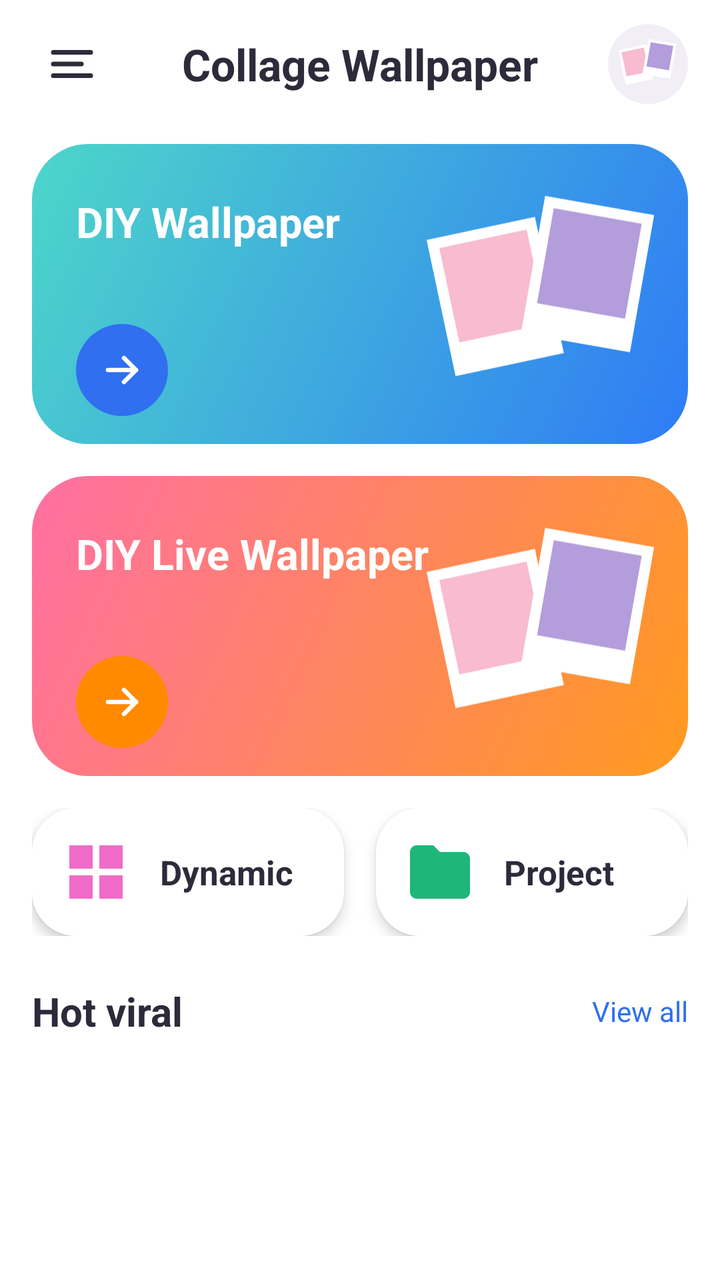
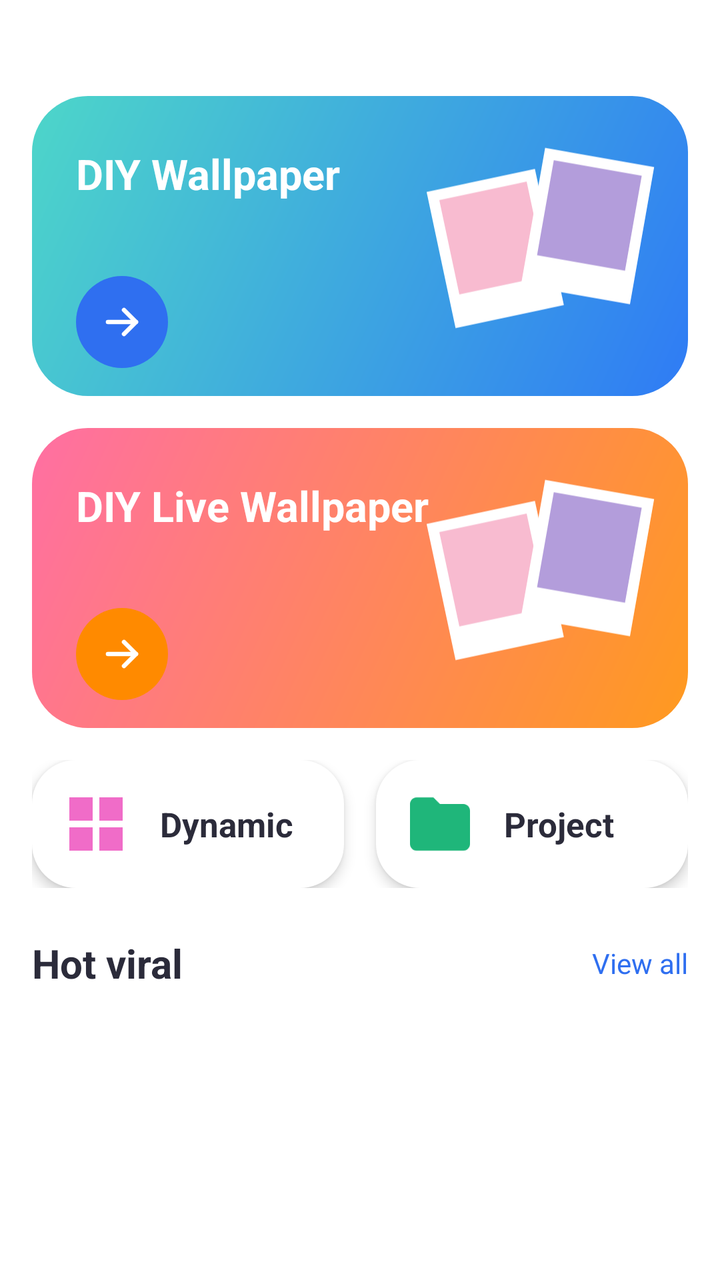

Compare the two renders of this Android layout. The source of the first and the diff that turns it into the second are given below.
<!-- AndroidManifest.xml: application theme Theme.DepthWallpaper -->
<!-- res/layout/activity_home.xml -->
<?xml version="1.0" encoding="utf-8"?>
<androidx.drawerlayout.widget.DrawerLayout
    xmlns:android="http://schemas.android.com/apk/res/android"
        android:id="@+id/drawer"
        android:layout_width="match_parent"
        android:layout_height="match_parent">

        <LinearLayout
            android:id="@+id/content"
            android:layout_width="match_parent"
            android:layout_height="match_parent"
            android:background="#FFFFFF"
            android:orientation="vertical">

            <FrameLayout
                android:layout_width="match_parent"
                android:layout_height="@dimen/dimension_64"
                android:paddingHorizontal="@dimen/dimension_16">

                <ImageView
                    android:id="@+id/btnMenu"
                    android:layout_width="@dimen/dimension_40"
                    android:layout_height="@dimen/dimension_40"
                    android:layout_gravity="center_vertical"
                    android:contentDescription="@null"
                    android:padding="@dimen/dimension_6"
                    android:src="@drawable/ic_menu" />

                <TextView
                    android:layout_width="wrap_content"
                    android:layout_height="wrap_content"
                    android:layout_gravity="center"
                    android:text="@string/home_title"
                    android:textColor="#2B2B3A"
                    android:textSize="@dimen/text_size_22"
                    android:textStyle="bold" />

                <ImageView
                    android:id="@+id/btnAvatar"
                    android:layout_width="@dimen/dimension_40"
                    android:layout_height="@dimen/dimension_40"
                    android:layout_gravity="center_vertical|end"
                    android:background="@drawable/bg_hot_item"
                    android:contentDescription="@null"
                    android:padding="@dimen/dimension_4"
                    android:src="@drawable/ic_card_polaroids" />
            </FrameLayout>

            <ScrollView
                android:layout_width="match_parent"
                android:layout_height="0dp"
                android:layout_weight="1"
                android:scrollbars="none">

                <LinearLayout
                    android:layout_width="match_parent"
                    android:layout_height="wrap_content"
                    android:orientation="vertical"
                    android:paddingHorizontal="@dimen/dimension_16"
                    android:paddingBottom="@dimen/dimension_24">

                    <FrameLayout
                        android:id="@+id/cardStatic"
                        android:layout_width="match_parent"
                        android:layout_height="@dimen/dimension_150"
                        android:layout_marginTop="@dimen/dimension_8"
                        android:background="@drawable/bg_home_blue">

                        <TextView
                            android:layout_width="wrap_content"
                            android:layout_height="wrap_content"
                            android:layout_gravity="start|center_vertical"
                            android:layout_marginStart="@dimen/dimension_22"
                            android:layout_marginBottom="@dimen/dimension_36"
                            android:text="@string/home_diy"
                            android:textColor="#FFFFFF"
                            android:textSize="@dimen/text_size_21"
                            android:textStyle="bold" />

                        <ImageView
                            android:layout_width="@dimen/dimension_125"
                            android:layout_height="@dimen/dimension_110"
                            android:layout_gravity="end|center_vertical"
                            android:layout_marginEnd="@dimen/dimension_10"
                            android:contentDescription="@null"
                            android:src="@drawable/ic_card_polaroids" />

                        <ImageView
                            android:layout_width="@dimen/dimension_46"
                            android:layout_height="@dimen/dimension_46"
                            android:layout_gravity="start|bottom"
                            android:layout_marginStart="@dimen/dimension_22"
                            android:layout_marginBottom="@dimen/dimension_14"
                            android:background="@drawable/bg_arrow_blue"
                            android:contentDescription="@null"
                            android:padding="@dimen/dimension_11"
                            android:src="@drawable/ic_arrow_right_white" />
                    </FrameLayout>

                    <FrameLayout
                        android:id="@+id/cardFrames"
                        android:layout_width="match_parent"
                        android:layout_height="@dimen/dimension_150"
                        android:layout_marginTop="@dimen/dimension_16"
                        android:background="@drawable/bg_home_orange">

                        <TextView
                            android:layout_width="wrap_content"
                            android:layout_height="wrap_content"
                            android:layout_gravity="start|center_vertical"
                            android:layout_marginStart="@dimen/dimension_22"
                            android:layout_marginBottom="@dimen/dimension_36"
                            android:text="@string/home_diy_live"
                            android:textColor="#FFFFFF"
                            android:textSize="@dimen/text_size_21"
                            android:textStyle="bold" />

                        <ImageView
                            android:layout_width="@dimen/dimension_125"
                            android:layout_height="@dimen/dimension_110"
                            android:layout_gravity="end|center_vertical"
                            android:layout_marginEnd="@dimen/dimension_10"
                            android:contentDescription="@null"
                            android:src="@drawable/ic_card_polaroids" />

                        <ImageView
                            android:layout_width="@dimen/dimension_46"
                            android:layout_height="@dimen/dimension_46"
                            android:layout_gravity="start|bottom"
                            android:layout_marginStart="@dimen/dimension_22"
                            android:layout_marginBottom="@dimen/dimension_14"
                            android:background="@drawable/bg_arrow_orange"
                            android:contentDescription="@null"
                            android:padding="@dimen/dimension_11"
                            android:src="@drawable/ic_arrow_right_white" />
                    </FrameLayout>

                    <LinearLayout
                        android:layout_width="match_parent"
                        android:layout_height="wrap_content"
                        android:layout_marginTop="@dimen/dimension_16"
                        android:orientation="horizontal">

                        <LinearLayout
                            android:id="@+id/cardVideo"
                            android:layout_width="0dp"
                            android:layout_height="@dimen/dimension_64"
                            android:layout_marginEnd="@dimen/dimension_8"
                            android:layout_weight="1"
                            android:background="@drawable/bg_small_card"
                            android:elevation="@dimen/dimension_4"
                            android:gravity="center_vertical"
                            android:orientation="horizontal"
                            android:paddingHorizontal="@dimen/dimension_12">

                            <ImageView
                                android:layout_width="@dimen/dimension_40"
                                android:layout_height="@dimen/dimension_40"
                                android:contentDescription="@null"
                                android:src="@drawable/ic_dynamic" />

                            <TextView
                                android:layout_width="wrap_content"
                                android:layout_height="wrap_content"
                                android:layout_marginStart="@dimen/dimension_12"
                                android:text="@string/home_dynamic"
                                android:textColor="#2B2B3A"
                                android:textSize="@dimen/text_size_17"
                                android:textStyle="bold" />
                        </LinearLayout>

                        <LinearLayout
                            android:id="@+id/cardProject"
                            android:layout_width="0dp"
                            android:layout_height="@dimen/dimension_64"
                            android:layout_marginStart="@dimen/dimension_8"
                            android:layout_weight="1"
                            android:background="@drawable/bg_small_card"
                            android:elevation="@dimen/dimension_4"
                            android:gravity="center_vertical"
                            android:orientation="horizontal"
                            android:paddingHorizontal="@dimen/dimension_12">

                            <ImageView
                                android:layout_width="@dimen/dimension_40"
                                android:layout_height="@dimen/dimension_40"
                                android:contentDescription="@null"
                                android:src="@drawable/ic_project" />

                            <TextView
                                android:layout_width="wrap_content"
                                android:layout_height="wrap_content"
                                android:layout_marginStart="@dimen/dimension_12"
                                android:text="@string/home_project"
                                android:textColor="#2B2B3A"
                                android:textSize="@dimen/text_size_17"
                                android:textStyle="bold" />
                        </LinearLayout>
                    </LinearLayout>

                    <FrameLayout
                        android:layout_width="match_parent"
                        android:layout_height="wrap_content"
                        android:layout_marginTop="@dimen/dimension_24">

                        <TextView
                            android:layout_width="wrap_content"
                            android:layout_height="wrap_content"
                            android:text="@string/home_hot_viral"
                            android:textColor="#2B2B3A"
                            android:textSize="@dimen/text_size_20"
                            android:textStyle="bold" />

                        <TextView
                            android:id="@+id/btnViewAll"
                            android:layout_width="wrap_content"
                            android:layout_height="wrap_content"
                            android:layout_gravity="end|center_vertical"
                            android:text="@string/home_view_all"
                            android:textColor="#2F6FF0"
                            android:textSize="@dimen/text_size_14" />
                    </FrameLayout>

                    <HorizontalScrollView
                        android:layout_width="match_parent"
                        android:layout_height="wrap_content"
                        android:layout_marginTop="@dimen/dimension_12"
                        android:scrollbars="none">

                        <LinearLayout
                            android:id="@+id/hotRow"
                            android:layout_width="wrap_content"
                            android:layout_height="wrap_content"
                            android:orientation="horizontal" />
                    </HorizontalScrollView>
                </LinearLayout>
            </ScrollView>
        </LinearLayout>

        <LinearLayout
            android:layout_width="@dimen/dimension_300"
            android:layout_height="match_parent"
            android:layout_gravity="start"
            android:background="@drawable/bg_drawer"
            android:clickable="true"
            android:focusable="true"
            android:orientation="vertical"
            android:paddingHorizontal="@dimen/dimension_20">

            <ImageView
                android:id="@+id/drawerLogo"
                android:layout_width="match_parent"
                android:layout_height="@dimen/dimension_160"
                android:layout_marginTop="@dimen/dimension_56"
                android:contentDescription="@null"
                android:src="@drawable/ic_splash_logo" />

            <TextView
                android:layout_width="match_parent"
                android:layout_height="wrap_content"
                android:layout_marginTop="@dimen/dimension_12"
                android:layout_marginBottom="@dimen/dimension_20"
                android:gravity="center"
                android:text="@string/home_title"
                android:textColor="#FFFFFF"
                android:textSize="@dimen/text_size_20"
                android:textStyle="bold" />

            <LinearLayout android:id="@+id/itemLanguage" style="@style/DrawerItem">
                <ImageView style="@style/DrawerIcon" android:src="@drawable/ic_globe" />
                <TextView style="@style/DrawerText" android:text="@string/menu_language" />
                <ImageView style="@style/DrawerChevron" />
            </LinearLayout>

            <LinearLayout android:id="@+id/itemRate" style="@style/DrawerItem">
                <ImageView style="@style/DrawerIcon" android:src="@drawable/ic_star_white" />
                <TextView style="@style/DrawerText" android:text="@string/menu_rate" />
                <ImageView style="@style/DrawerChevron" />
            </LinearLayout>

            <LinearLayout android:id="@+id/itemShare" style="@style/DrawerItem">
                <ImageView style="@style/DrawerIcon" android:src="@drawable/ic_share_white" />
                <TextView style="@style/DrawerText" android:text="@string/menu_share" />
                <ImageView style="@style/DrawerChevron" />
            </LinearLayout>

            <LinearLayout android:id="@+id/itemPrivacy" style="@style/DrawerItem">
                <ImageView style="@style/DrawerIcon" android:src="@drawable/ic_shield_white" />
                <TextView style="@style/DrawerText" android:text="@string/menu_privacy" />
                <ImageView style="@style/DrawerChevron" />
            </LinearLayout>
        </LinearLayout>
    </androidx.drawerlayout.widget.DrawerLayout>
<!-- resources referenced by this layout -->
<resources>
  <dimen name="dimension_10">10dp</dimen>
  <dimen name="dimension_11">11dp</dimen>
  <dimen name="dimension_110">110dp</dimen>
  <dimen name="dimension_12">12dp</dimen>
  <dimen name="dimension_125">125dp</dimen>
  <dimen name="dimension_14">14dp</dimen>
  <dimen name="dimension_150">150dp</dimen>
  <dimen name="dimension_16">16dp</dimen>
  <dimen name="dimension_160">160dp</dimen>
  <dimen name="dimension_20">20dp</dimen>
  <dimen name="dimension_22">22dp</dimen>
  <dimen name="dimension_24">24dp</dimen>
  <dimen name="dimension_300">300dp</dimen>
  <dimen name="dimension_36">36dp</dimen>
  <dimen name="dimension_4">4dp</dimen>
  <dimen name="dimension_40">40dp</dimen>
  <dimen name="dimension_46">46dp</dimen>
  <dimen name="dimension_56">56dp</dimen>
  <dimen name="dimension_6">6dp</dimen>
  <dimen name="dimension_64">64dp</dimen>
  <dimen name="dimension_8">8dp</dimen>
  <dimen name="text_size_14">14sp</dimen>
  <dimen name="text_size_17">17sp</dimen>
  <dimen name="text_size_20">20sp</dimen>
  <dimen name="text_size_21">21sp</dimen>
  <dimen name="text_size_22">22sp</dimen>
  <!-- drawable bg_arrow_blue (drawable) -->
  <?xml version="1.0" encoding="utf-8"?>
  <shape xmlns:android="http://schemas.android.com/apk/res/android" android:shape="oval">
      <solid android:color="#2F6FF0" />
  </shape>
  <!-- drawable bg_arrow_orange (drawable) -->
  <?xml version="1.0" encoding="utf-8"?>
  <shape xmlns:android="http://schemas.android.com/apk/res/android" android:shape="oval">
      <solid android:color="#FF8A00" />
  </shape>
  <!-- drawable bg_hot_item (drawable) -->
  <?xml version="1.0" encoding="utf-8"?>
  <shape xmlns:android="http://schemas.android.com/apk/res/android" android:shape="rectangle">
      <solid android:color="#F1EEF6" />
      <corners android:radius="@dimen/dimension_20" />
  </shape>
  <!-- drawable bg_small_card (drawable) -->
  <?xml version="1.0" encoding="utf-8"?>
  <shape xmlns:android="http://schemas.android.com/apk/res/android" android:shape="rectangle">
      <solid android:color="#FFFFFF" />
      <corners android:radius="@dimen/dimension_22" />
  </shape>
  <!-- drawable ic_menu (drawable) -->
  <?xml version="1.0" encoding="utf-8"?>
  <vector xmlns:android="http://schemas.android.com/apk/res/android"
      android:width="@dimen/dimension_28" android:height="@dimen/dimension_28" android:viewportWidth="24" android:viewportHeight="24">
      <path android:fillColor="#00000000" android:strokeColor="#2B2B3A" android:strokeWidth="2" android:strokeLineCap="round" android:strokeLineJoin="round" android:pathData="M4,7 H20" />
      <path android:fillColor="#00000000" android:strokeColor="#2B2B3A" android:strokeWidth="2" android:strokeLineCap="round" android:strokeLineJoin="round" android:pathData="M4,12 H16" />
      <path android:fillColor="#00000000" android:strokeColor="#2B2B3A" android:strokeWidth="2" android:strokeLineCap="round" android:strokeLineJoin="round" android:pathData="M4,17 H20" />
  </vector>
  <string name="home_diy">DIY Wallpaper</string>
  <string name="home_diy_live">DIY Live Wallpaper</string>
  <string name="home_dynamic">Dynamic</string>
  <string name="home_hot_viral">Hot viral</string>
  <string name="home_project">Project</string>
  <string name="home_title">Collage Wallpaper</string>
  <string name="home_view_all">View all</string>
  <string name="menu_language">Language</string>
  <string name="menu_privacy">Privacy &amp; Policy</string>
  <string name="menu_rate">Rate Us</string>
  <string name="menu_share">Share App</string>
  <style name="DrawerIcon">
          <item name="android:layout_width">24dp</item>
          <item name="android:layout_height">24dp</item>
          <item name="android:contentDescription">@null</item>
      </style>
  <style name="Theme.DepthWallpaper" parent="Theme.Material3.Light.NoActionBar" />
  <dimen name="dimension_28">28dp</dimen>
  <dimen name="dimension_140">140dp</dimen>
  <dimen name="dimension_120">120dp</dimen>
  <!-- unchanged entries left out for length: 16 -->
</resources>

<!-- the commit's change to res/layout/activity_home.xml (unified diff, before → after) -->
@@ -12,39 +12,11 @@
             android:background="#FFFFFF"
             android:orientation="vertical">
 
-            <FrameLayout
-                android:layout_width="match_parent"
-                android:layout_height="@dimen/dimension_64"
-                android:paddingHorizontal="@dimen/dimension_16">
-
-                <ImageView
-                    android:id="@+id/btnMenu"
-                    android:layout_width="@dimen/dimension_40"
-                    android:layout_height="@dimen/dimension_40"
-                    android:layout_gravity="center_vertical"
-                    android:contentDescription="@null"
-                    android:padding="@dimen/dimension_6"
-                    android:src="@drawable/ic_menu" />
-
-                <TextView
-                    android:layout_width="wrap_content"
-                    android:layout_height="wrap_content"
-                    android:layout_gravity="center"
-                    android:text="@string/home_title"
-                    android:textColor="#2B2B3A"
-                    android:textSize="@dimen/text_size_22"
-                    android:textStyle="bold" />
-
-                <ImageView
-                    android:id="@+id/btnAvatar"
-                    android:layout_width="@dimen/dimension_40"
-                    android:layout_height="@dimen/dimension_40"
-                    android:layout_gravity="center_vertical|end"
-                    android:background="@drawable/bg_hot_item"
-                    android:contentDescription="@null"
-                    android:padding="@dimen/dimension_4"
-                    android:src="@drawable/ic_card_polaroids" />
-            </FrameLayout>
+            <include
+        android:id="@+id/actionBar"
+        layout="@layout/layout_actionbar"
+        android:layout_width="match_parent"
+        android:layout_height="wrap_content" />
 
             <ScrollView
                 android:layout_width="match_parent"
@@ -291,3 +263,71 @@
             </LinearLayout>
         </LinearLayout>
     </androidx.drawerlayout.widget.DrawerLayout>
+<!-- res/layout/layout_actionbar.xml (included above) -->
+<?xml version="1.0" encoding="utf-8"?>
+<FrameLayout
+    xmlns:android="http://schemas.android.com/apk/res/android"
+    android:layout_width="match_parent"
+    android:layout_height="@dimen/dimension_64"
+    android:paddingHorizontal="@dimen/dimension_16">
+
+    <ImageView
+        android:id="@+id/btnActionBarLeft"
+        android:layout_width="@dimen/dimension_40"
+        android:layout_height="@dimen/dimension_40"
+        android:layout_gravity="center_vertical|start"
+        android:background="?attr/selectableItemBackgroundBorderless"
+        android:contentDescription="@null"
+        android:padding="@dimen/dimension_8"
+        android:src="@drawable/ic_back"
+        android:visibility="invisible" />
+
+    <TextView
+        android:id="@+id/tvStart"
+        android:layout_width="match_parent"
+        android:layout_height="wrap_content"
+        android:layout_gravity="center_vertical|start"
+        android:layout_marginHorizontal="@dimen/dimension_56"
+        android:ellipsize="marquee"
+        android:gravity="start|center_vertical"
+        android:singleLine="true"
+        android:textColor="#2B2B3A"
+        android:textSize="@dimen/text_size_22"
+        android:textStyle="bold"
+        android:visibility="gone" />
+
+    <TextView
+        android:id="@+id/tvCenter"
+        android:layout_width="match_parent"
+        android:layout_height="wrap_content"
+        android:layout_gravity="center"
+        android:layout_marginHorizontal="@dimen/dimension_56"
+        android:ellipsize="marquee"
+        android:gravity="center"
+        android:singleLine="true"
+        android:textColor="#2B2B3A"
+        android:textSize="@dimen/text_size_22"
+        android:textStyle="bold"
+        android:visibility="gone" />
+
+    <ImageView
+        android:id="@+id/btnActionBarRight1"
+        android:layout_width="@dimen/dimension_40"
+        android:layout_height="@dimen/dimension_40"
+        android:layout_gravity="center_vertical|end"
+        android:layout_marginEnd="@dimen/dimension_48"
+        android:background="?attr/selectableItemBackgroundBorderless"
+        android:contentDescription="@null"
+        android:padding="@dimen/dimension_6"
+        android:visibility="gone" />
+
+    <ImageView
+        android:id="@+id/btnActionBarRight"
+        android:layout_width="@dimen/dimension_40"
+        android:layout_height="@dimen/dimension_40"
+        android:layout_gravity="center_vertical|end"
+        android:background="?attr/selectableItemBackgroundBorderless"
+        android:contentDescription="@null"
+        android:padding="@dimen/dimension_6"
+        android:visibility="invisible" />
+</FrameLayout>
<!-- resource entries referenced after the edit -->
@@ -17,6 +17,7 @@
   <dimen name="dimension_4">4dp</dimen>
   <dimen name="dimension_40">40dp</dimen>
   <dimen name="dimension_46">46dp</dimen>
+  <dimen name="dimension_48">48dp</dimen>
   <dimen name="dimension_56">56dp</dimen>
   <dimen name="dimension_6">6dp</dimen>
   <dimen name="dimension_64">64dp</dimen>
@@ -36,25 +37,17 @@
   <shape xmlns:android="http://schemas.android.com/apk/res/android" android:shape="oval">
       <solid android:color="#FF8A00" />
   </shape>
-  <!-- drawable bg_hot_item (drawable) -->
-  <?xml version="1.0" encoding="utf-8"?>
-  <shape xmlns:android="http://schemas.android.com/apk/res/android" android:shape="rectangle">
-      <solid android:color="#F1EEF6" />
-      <corners android:radius="@dimen/dimension_20" />
-  </shape>
   <!-- drawable bg_small_card (drawable) -->
   <?xml version="1.0" encoding="utf-8"?>
   <shape xmlns:android="http://schemas.android.com/apk/res/android" android:shape="rectangle">
       <solid android:color="#FFFFFF" />
       <corners android:radius="@dimen/dimension_22" />
   </shape>
-  <!-- drawable ic_menu (drawable) -->
+  <!-- drawable ic_back (drawable) -->
   <?xml version="1.0" encoding="utf-8"?>
   <vector xmlns:android="http://schemas.android.com/apk/res/android"
-      android:width="@dimen/dimension_28" android:height="@dimen/dimension_28" android:viewportWidth="24" android:viewportHeight="24">
-      <path android:fillColor="#00000000" android:strokeColor="#2B2B3A" android:strokeWidth="2" android:strokeLineCap="round" android:strokeLineJoin="round" android:pathData="M4,7 H20" />
-      <path android:fillColor="#00000000" android:strokeColor="#2B2B3A" android:strokeWidth="2" android:strokeLineCap="round" android:strokeLineJoin="round" android:pathData="M4,12 H16" />
-      <path android:fillColor="#00000000" android:strokeColor="#2B2B3A" android:strokeWidth="2" android:strokeLineCap="round" android:strokeLineJoin="round" android:pathData="M4,17 H20" />
+      android:width="@dimen/dimension_24" android:height="@dimen/dimension_24" android:viewportWidth="24" android:viewportHeight="24">
+      <path android:fillColor="#00000000" android:strokeColor="#2B2B3A" android:strokeWidth="2.2" android:strokeLineCap="round" android:strokeLineJoin="round" android:pathData="M15,5 L8,12 L15,19" />
   </vector>
   <string name="home_diy">DIY Wallpaper</string>
   <string name="home_diy_live">DIY Live Wallpaper</string>
